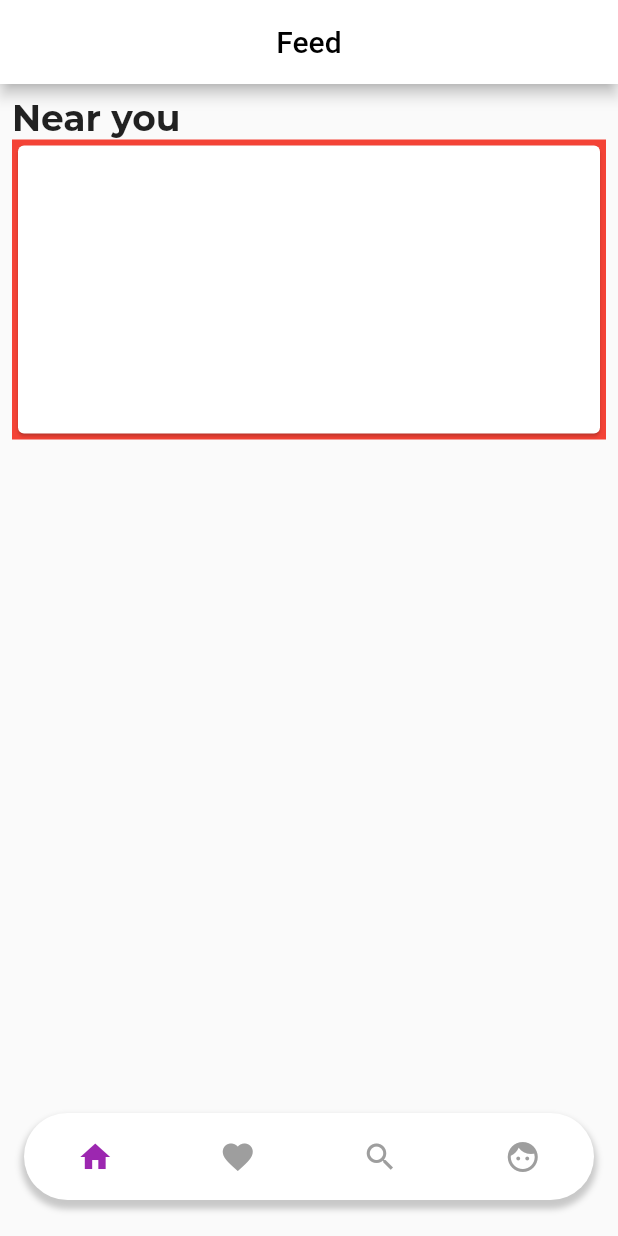
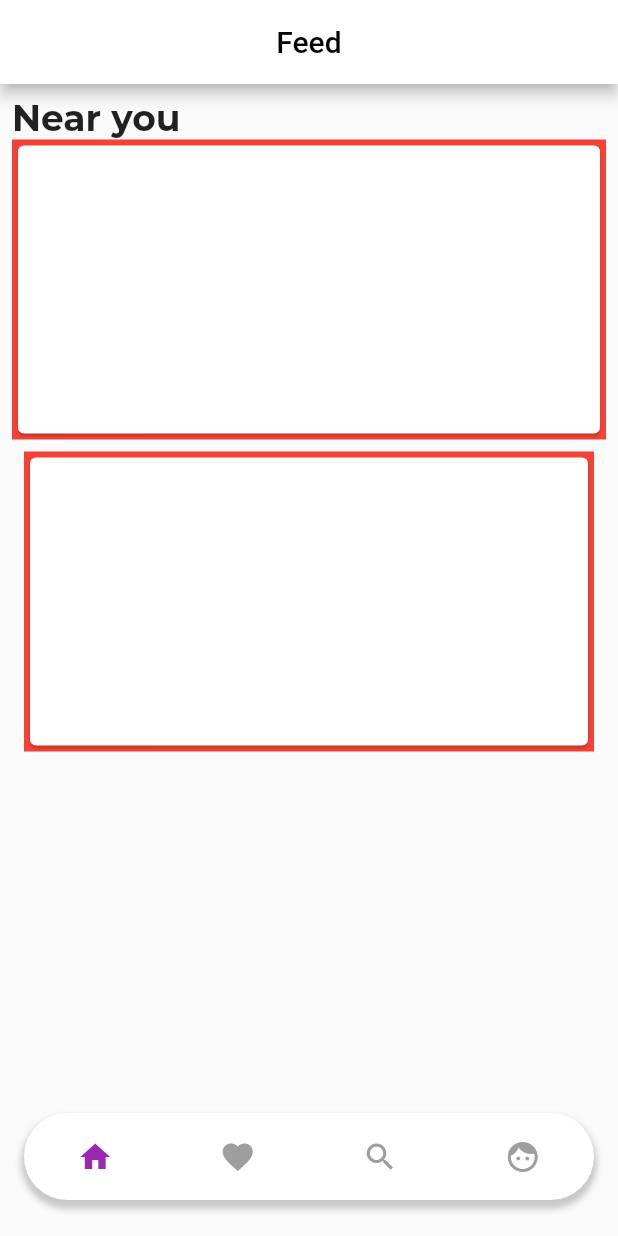
Before and after one commit to JAICHANGPARK/flutter_notebook_7th_story, a Flutter app: the screen it shows after launch, on a phone screen of 412 x 824 dp. Run offline on Flutter 3.47's test engine with Material 2 defaults, Android fonts, the phone set to English and light mode, and no system bars; our stand-ins replace bottom_navy_bar, charts_flutter, google_fonts, smooth_page_indicator, video_player; missing offline and left inert: flutter_weather_icons.

Commit message:
Update home_app.dart

```diff
--- a/lib/ep547_home_app/home_app.dart
+++ b/lib/ep547_home_app/home_app.dart
@@ -61,6 +61,22 @@ class _HomeListPageState extends State<HomeListPage> {
                               ],
                             ),
                           ),
+                        ),
+                        Padding(
+                          padding: const EdgeInsets.all(8.0),
+                          child: Container(
+                            height: 200,
+                            width: double.infinity,
+                            color: Colors.red,
+                            child: Card(
+
+                              child: Column(
+                                children: [
+
+                                ],
+                              ),
+                            ),
+                          ),
                         )
                       ],
                     ),
```
